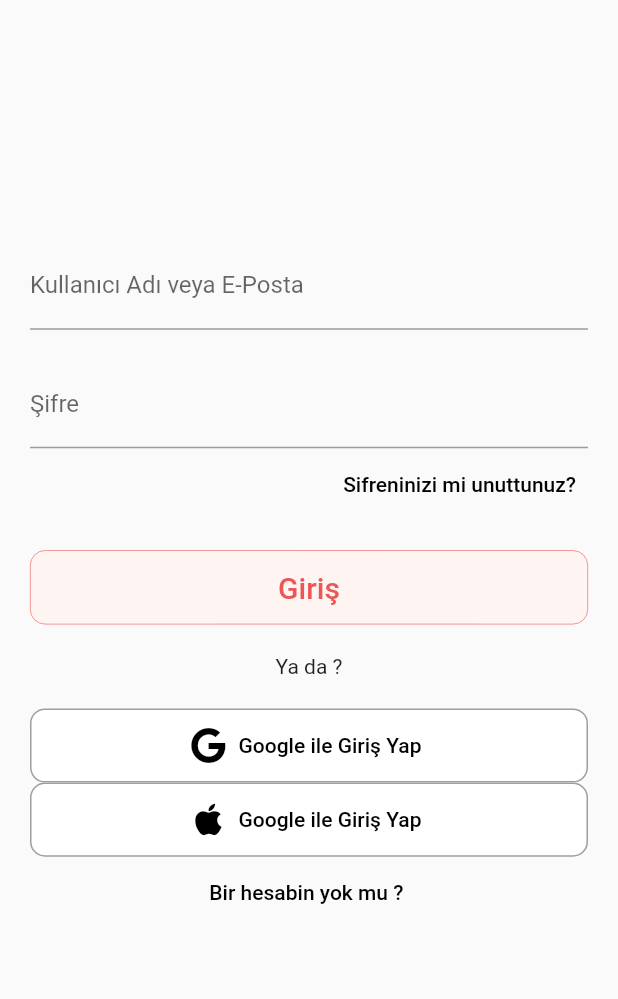
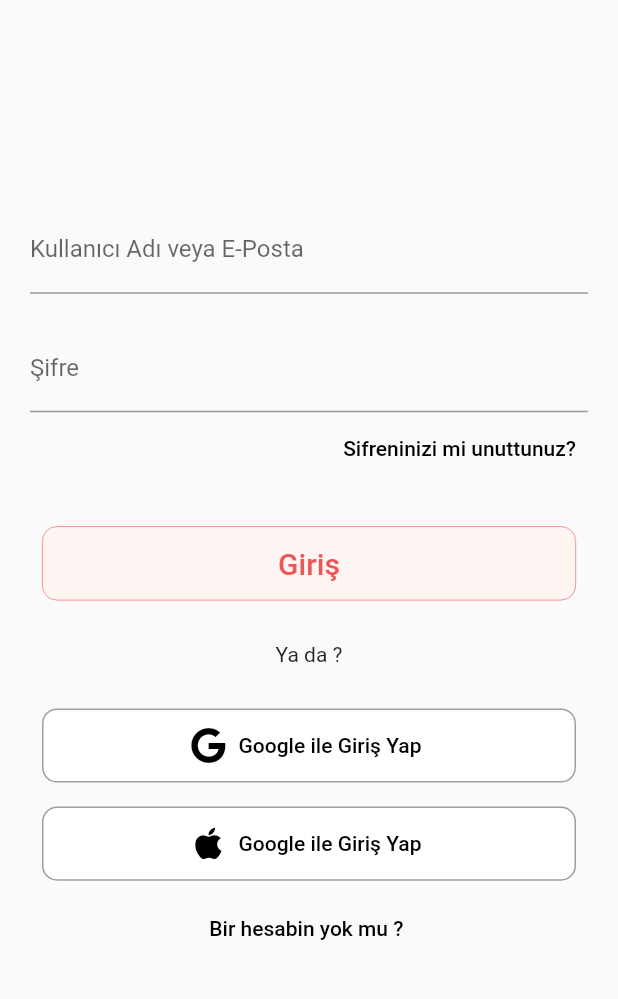
Before and after one commit to selinarslann/F-42-bootcamp, a Flutter app: the screen it shows after launch, on a phone screen of 412 x 824 dp, the part 75-1074 px from its top. Run offline on Flutter 3.47's test engine with Material 2 defaults, Android fonts, the phone set to English and light mode, and no system bars; our stand-ins replace font_awesome_flutter, google_fonts.

Commit message:
login duzenleme

```diff
--- a/lib/pages/signPages/login_page.dart
+++ b/lib/pages/signPages/login_page.dart
@@ -1,4 +1,3 @@
-import 'package:auth_buttons/auth_buttons.dart';
 import 'package:flutter/material.dart';
 import 'package:font_awesome_flutter/font_awesome_flutter.dart';
 import 'package:google_fonts/google_fonts.dart';
@@ -55,7 +54,9 @@ class LoginPage extends StatelessWidget {
                 ],
               ),
               const SizedBox(height: 20.0),
-              ElevatedButton(
+              Padding(
+                padding: const EdgeInsets.all(8.0),
+                child: ElevatedButton(
                   style: ElevatedButton.styleFrom(
                     shape: RoundedRectangleBorder(
                         borderRadius: BorderRadius.circular(10),
@@ -76,13 +77,16 @@ class LoginPage extends StatelessWidget {
                         color: Color(0xffEB5757),
                       )),
                 ),
+              ),
               const Padding(
                 padding: EdgeInsets.all(20.0),
                 child: Text(
                   'Ya da ?',
                 ),
               ),
-              ElevatedButton.icon(
+              Padding(
+                padding: const EdgeInsets.all(8.0),
+                child: ElevatedButton.icon(
                   onPressed: () {
                     // Butona tıklandığında yapılacak işlemler
                   },
@@ -104,7 +108,10 @@ class LoginPage extends StatelessWidget {
                     style: TextStyle(color: Colors.black),
                   ),
                 ),
-              ElevatedButton.icon(
+              ),
+              Padding(
+                padding: const EdgeInsets.all(8.0),
+                child: ElevatedButton.icon(
                   onPressed: () {
                     // Butona tıklandığında yapılacak işlemler
                   },
@@ -126,6 +133,7 @@ class LoginPage extends StatelessWidget {
                     style: TextStyle(color: Colors.black),
                   ),
                 ),
+              ),
               TextButton(
                 onPressed: () {},
                 child: const Text(
```
Lines whose indentation alone changed are shown as unchanged.
